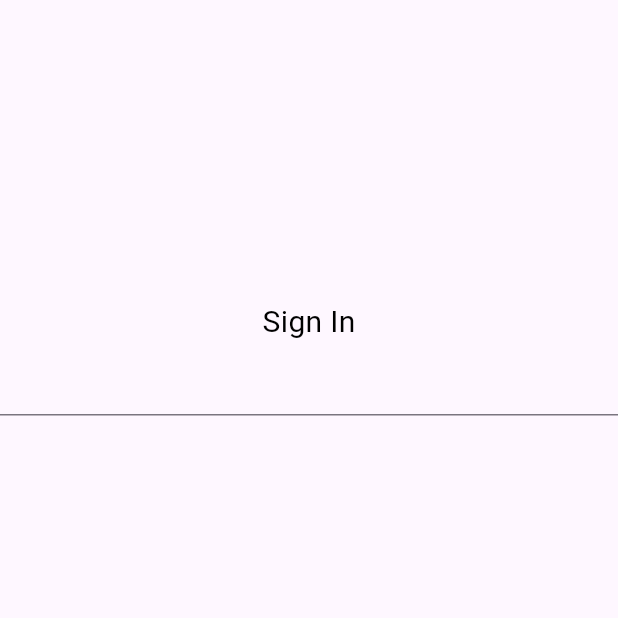
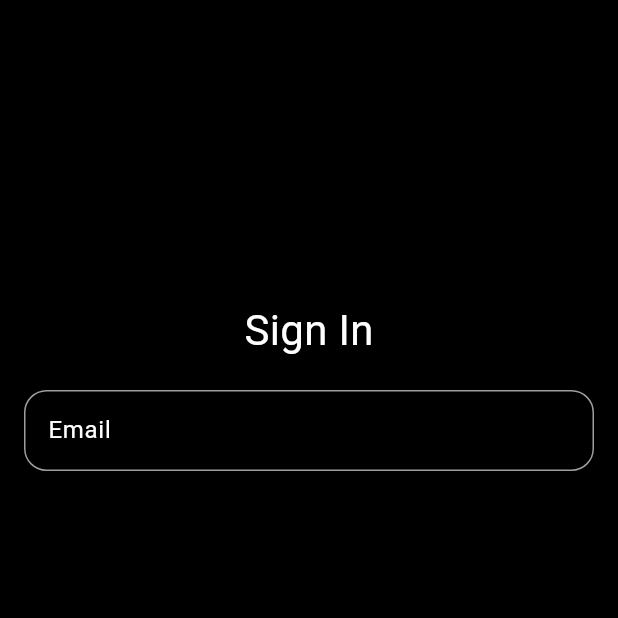
Before and after one commit to kareenajain12/doc_manager, a Flutter app: the screen it shows after launch, on a phone screen of 412 x 824 dp, the top half of it. Run offline on Flutter 3.47's test engine with Material 3 defaults, Android fonts, the phone set to English and light mode, and no system bars.

Commit message:
Sign in page - Email

```diff
--- a/lib/main.dart
+++ b/lib/main.dart
@@ -14,9 +14,9 @@ class MyApp extends StatelessWidget {
     return MaterialApp(
       title: 'Flutter Demo',
       theme: ThemeData(
-        colorScheme: ColorScheme.fromSeed(seedColor: Colors.deepPurple),
-        useMaterial3: true,
-      ),
+          scaffoldBackgroundColor: Colors.black,
+          useMaterial3: true,
+        ),
       home: const SignInScreen()
     );
   }
--- a/lib/module/sign_in/sign_in_screen.dart
+++ b/lib/module/sign_in/sign_in_screen.dart
@@ -10,23 +10,57 @@ class SignInScreen extends StatefulWidget {
 class _SignInScreenState extends State<SignInScreen> {
   @override
   Widget build(BuildContext context) {
-    return const Scaffold(
+    return Scaffold(
       body: SafeArea(
         child: Column(
           children: [
-            Padding(
+            const Padding(
               padding: EdgeInsets.only(top: 200),
               child: Align(
                 child: Text(
                   "Sign In",
                   style: TextStyle(
-                    color: Colors.black,
-                    fontSize: 20,
+                    color: Colors.white,
+                    fontSize: 28,
                   ),
                 ),
               ),
             ),
-            TextField()
+            Padding(
+              padding: const EdgeInsets.only(left: 16, right: 16, top: 20),
+              child: TextField(
+                onTapOutside: (event) {
+                  FocusManager.instance.primaryFocus?.unfocus();
+                },
+                cursorColor: Colors.white,
+                style: const TextStyle(color: Colors.white, fontSize: 20),
+                decoration: InputDecoration(
+                  isDense:true,
+                  hintStyle: const TextStyle(color: Colors.white24, fontSize: 17,),
+                  label: const Text('Email',
+                      style: TextStyle(color: Colors.white)),
+                  hintText: 'Enter mail',
+                  enabledBorder: OutlineInputBorder(
+                    borderSide: const BorderSide(color: Colors.grey),
+                    borderRadius: BorderRadius.circular(15),
+                  ),
+                  focusedBorder: OutlineInputBorder(
+                    borderSide: const BorderSide(
+                      color: Colors.blueGrey,
+                      width: 2,
+                    ),
+                    borderRadius: BorderRadius.circular(15),
+                  ),
+                  errorBorder: OutlineInputBorder(
+                    borderSide: const BorderSide(
+                      color: Colors.red,
+                      width: 2,
+                    ),
+                    borderRadius: BorderRadius.circular(10),
+                  ),
+                ),
+              ),
+            )
           ],
         ),
       ),
```
